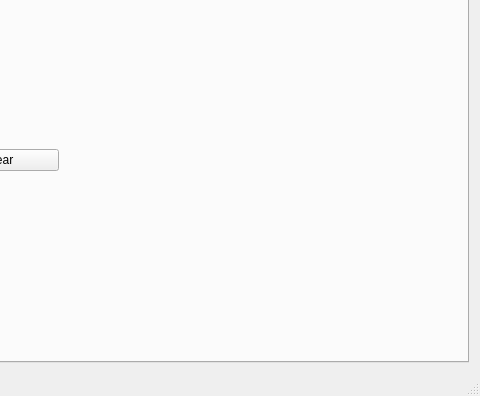
Old version of the form AppGui/processorwindow.ui in the repository mikhel1984/pdp_eleven; both pictures show x 211 to 691 and y 95 to 491 of the 691 by 491 pixel window.
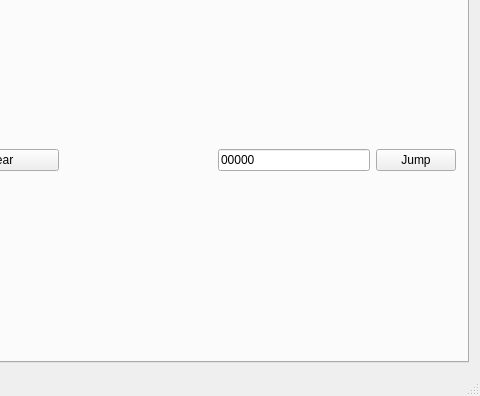
New version of the form. The open tabs and pages were chosen to show the change.

Commit message: jump in mem

Diff of the .ui file:
```diff
--- a/AppGui/processorwindow.ui
+++ b/AppGui/processorwindow.ui
@@ -526,6 +526,23 @@
             </property>
            </spacer>
           </item>
+          <item>
+           <widget class="QLineEdit" name="offsetSearch">
+            <property name="inputMask">
+             <string>HHHHH</string>
+            </property>
+            <property name="text">
+             <string>00000</string>
+            </property>
+           </widget>
+          </item>
+          <item>
+           <widget class="QPushButton" name="jumpButton">
+            <property name="text">
+             <string>Jump</string>
+            </property>
+           </widget>
+          </item>
          </layout>
         </item>
        </layout>
```
Left out of the diff: 2 changed lines with no effect on the pictures. The commit also changes 2 other files.
